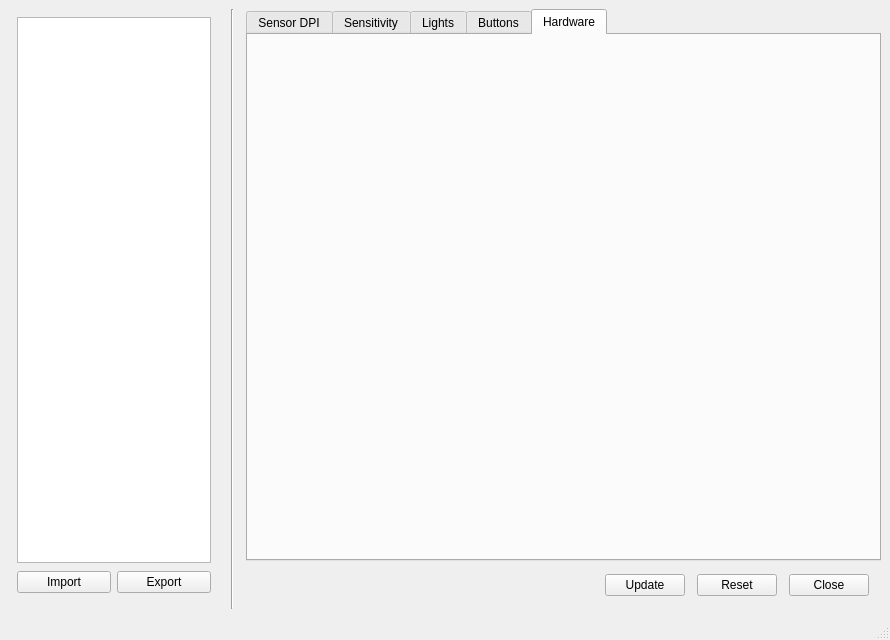
Old version of the form rtmainwindow.ui in the repository britus/RoccatTyon.
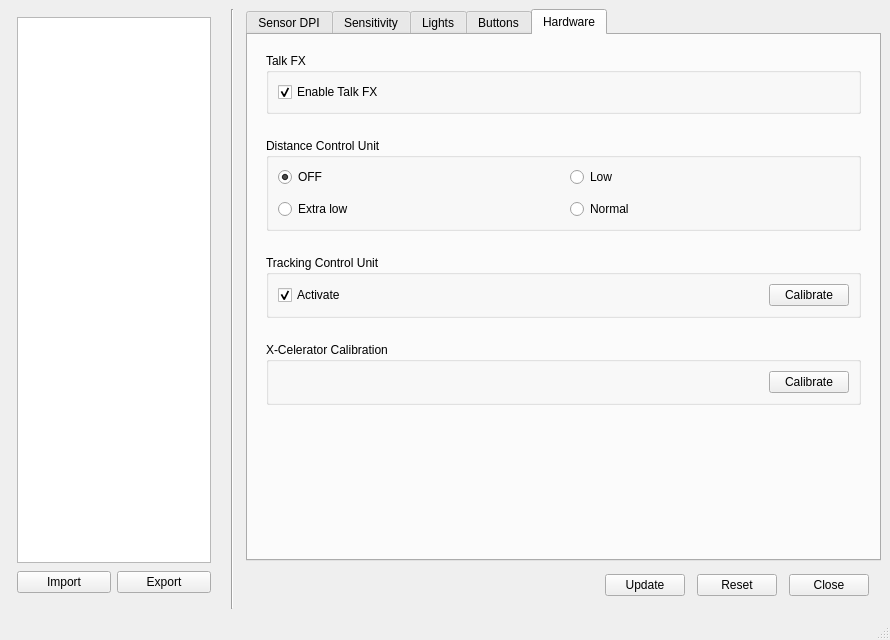
New version of the form. The open tabs and pages were chosen to show the change. Icons and pictures are not drawn.

```diff
--- a/rtmainwindow.ui
+++ b/rtmainwindow.ui
@@ -2144,7 +2144,186 @@
              </attribute>
              <layout class="QVBoxLayout" name="verticalLayout_4">
               <item>
-               <widget class="QWidget" name="widget_5" native="true"/>
+               <widget class="QWidget" name="pnlHardware" native="true">
+                <layout class="QVBoxLayout" name="verticalLayout_16">
+                 <property name="spacing">
+                  <number>24</number>
+                 </property>
+                 <item>
+                  <widget class="QGroupBox" name="gbxTalkFx">
+                   <property name="title">
+                    <string>Talk FX</string>
+                   </property>
+                   <layout class="QGridLayout" name="gridLayout">
+                    <property name="spacing">
+                     <number>12</number>
+                    </property>
+                    <item row="0" column="0">
+                     <widget class="QCheckBox" name="cbxTalkFx">
+                      <property name="text">
+                       <string>Enable Talk FX</string>
+                      </property>
+                      <property name="checked">
+                       <bool>true</bool>
+                      </property>
+                     </widget>
+                    </item>
+                   </layout>
+                  </widget>
+                 </item>
+                 <item>
+                  <widget class="QGroupBox" name="gbxDcuConfig">
+                   <property name="title">
+                    <string>Distance Control Unit</string>
+                   </property>
+                   <layout class="QGridLayout" name="gridLayout_21">
+                    <property name="spacing">
+                     <number>12</number>
+                    </property>
+                    <item row="0" column="0">
+                     <widget class="QRadioButton" name="rbDcuOff">
+                      <property name="text">
+                       <string>OFF</string>
+                      </property>
+                      <property name="checked">
+                       <bool>true</bool>
+                      </property>
+                     </widget>
+                    </item>
+                    <item row="0" column="1">
+                     <widget class="QRadioButton" name="rbDcuLow">
+                      <property name="text">
+                       <string>Low</string>
+                      </property>
+                     </widget>
+                    </item>
+                    <item row="1" column="0">
+                     <widget class="QRadioButton" name="rbDcuExtraLow">
+                      <property name="text">
+                       <string>Extra low</string>
+                      </property>
+                     </widget>
+                    </item>
+                    <item row="1" column="1">
+                     <widget class="QRadioButton" name="rbDcuNormal">
+                      <property name="text">
+                       <string>Normal</string>
+                      </property>
+                     </widget>
+                    </item>
+                   </layout>
+                  </widget>
+                 </item>
+                 <item>
+                  <widget class="QGroupBox" name="groupBox">
+                   <property name="title">
+                    <string>Tracking Control Unit</string>
+                   </property>
+                   <layout class="QGridLayout" name="gridLayout_22">
+                    <property name="spacing">
+                     <number>12</number>
+                    </property>
+                    <item row="0" column="0">
+                     <widget class="QCheckBox" name="cbxTcuActivate">
+                      <property name="text">
+                       <string>Activate</string>
+                      </property>
+                      <property name="checked">
+                       <bool>true</bool>
+                      </property>
+                     </widget>
+                    </item>
+                    <item row="0" column="1">
+                     <widget class="QWidget" name="widget" native="true">
+                      <layout class="QHBoxLayout" name="horizontalLayout_4">
+                       <property name="spacing">
+                        <number>12</number>
+                       </property>
+                       <property name="leftMargin">
+                        <number>0</number>
+                       </property>
+                       <property name="topMargin">
+                        <number>0</number>
+                       </property>
+                       <property name="rightMargin">
+                        <number>0</number>
+                       </property>
+                       <property name="bottomMargin">
+                        <number>0</number>
+                       </property>
+                       <item>
+                        <spacer name="horizontalSpacer_11">
+                         <property name="orientation">
+                          <enum>Qt::Orientation::Horizontal</enum>
+                         </property>
+                         <property name="sizeHint" stdset="0">
+                          <size>
+                           <width>355</width>
+                           <height>20</height>
+                          </size>
+                         </property>
+                        </spacer>
+                       </item>
+                       <item>
+                        <widget class="QPushButton" name="pbTcuCalibrate">
+                         <property name="text">
+                          <string>Calibrate</string>
+                         </property>
+                        </widget>
+                       </item>
+                      </layout>
+                     </widget>
+                    </item>
+                   </layout>
+                  </widget>
+                 </item>
+                 <item>
+                  <widget class="QGroupBox" name="gbxXCelerator">
+                   <property name="title">
+                    <string>X-Celerator Calibration</string>
+                   </property>
+                   <layout class="QGridLayout" name="gridLayout_23">
+                    <property name="spacing">
+                     <number>12</number>
+                    </property>
+                    <item row="0" column="0">
+                     <spacer name="horizontalSpacer_12">
+                      <property name="orientation">
+                       <enum>Qt::Orientation::Horizontal</enum>
+                      </property>
+                      <property name="sizeHint" stdset="0">
+                       <size>
+                        <width>431</width>
+                        <height>20</height>
+                       </size>
+                      </property>
+                     </spacer>
+                    </item>
+                    <item row="0" column="1">
+                     <widget class="QPushButton" name="pbXCelCalibrate">
+                      <property name="text">
+                       <string>Calibrate</string>
+                      </property>
+                     </widget>
+                    </item>
+                   </layout>
+                  </widget>
+                 </item>
+                 <item>
+                  <spacer name="verticalSpacer_6">
+                   <property name="orientation">
+                    <enum>Qt::Orientation::Vertical</enum>
+                   </property>
+                   <property name="sizeHint" stdset="0">
+                    <size>
+                     <width>20</width>
+                     <height>78</height>
+                    </size>
+                   </property>
+                  </spacer>
+                 </item>
+                </layout>
+               </widget>
               </item>
              </layout>
             </widget>
```
Left out of the diff: 5 changed lines with no effect on the pictures.
